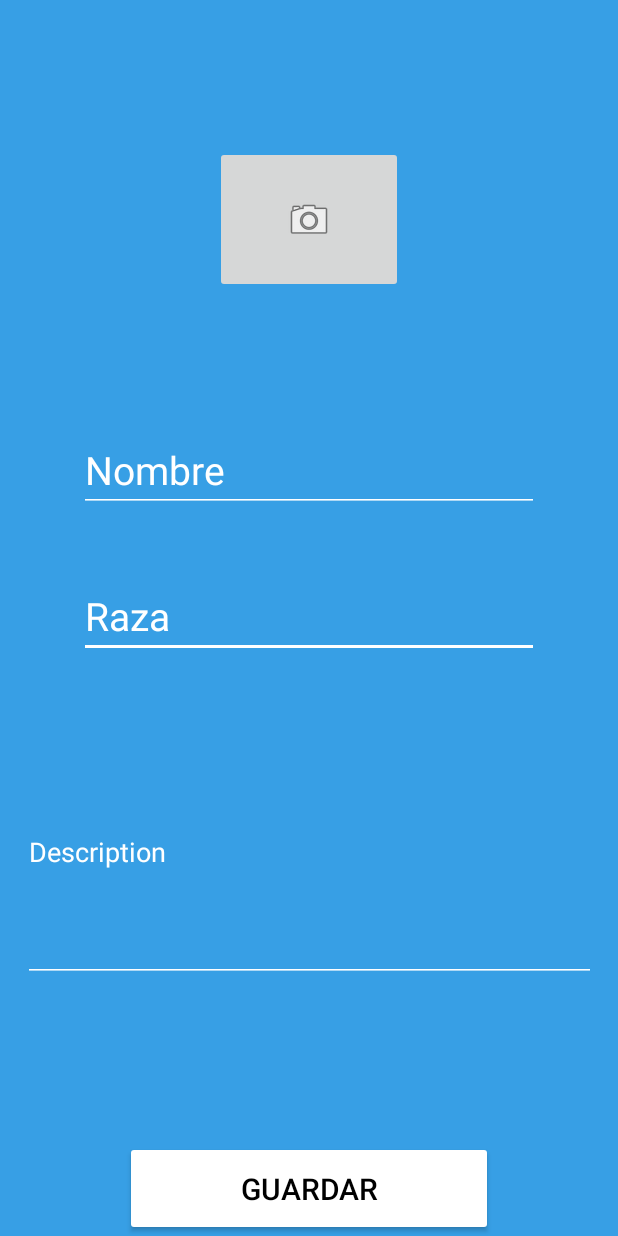
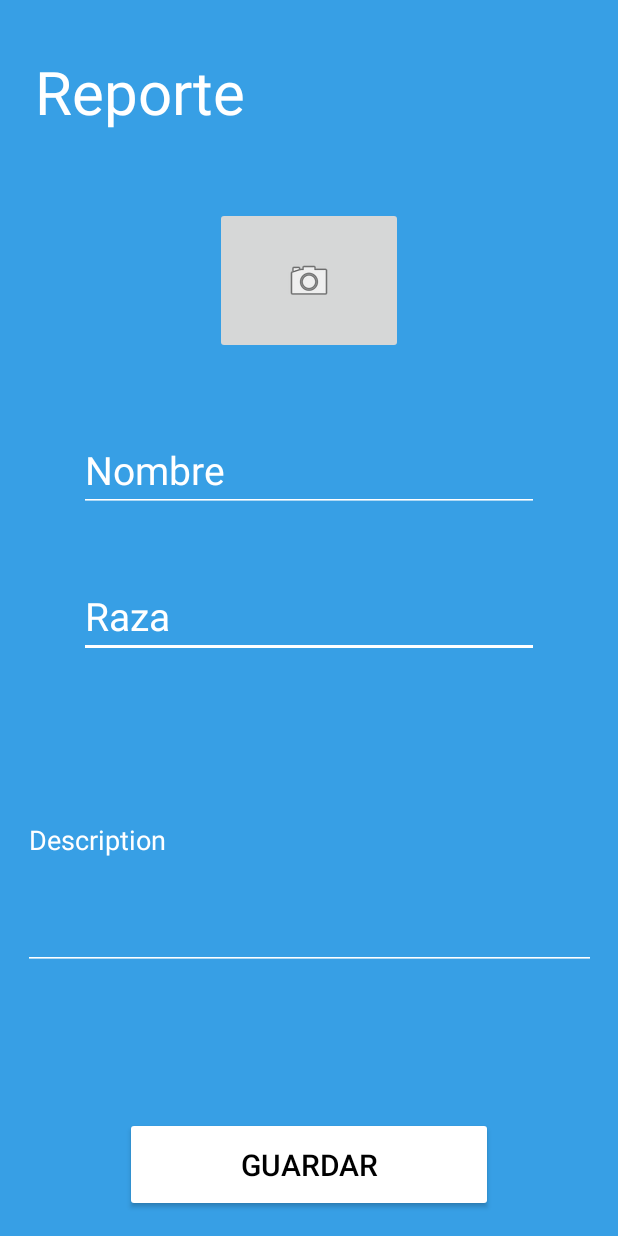
Before and after one commit to BernardGU/Omega, an Android app: the layout activity_second__report.xml on its own in the app's theme, with its tools: preview values and no code run, on a phone screen of 412 x 824 dp. Run offline under Robolectric (Android 15) with nearby library versions, the phone set to English and light mode, and no system bars.

Commit message:
fallas finales

```diff
--- a/app/src/main/res/layout/activity_main.xml
+++ b/app/src/main/res/layout/activity_main.xml
@@ -58,7 +58,7 @@
         app:layout_constraintHorizontal_bias="0.488"
         app:layout_constraintStart_toStartOf="parent"
         app:layout_constraintTop_toBottomOf="@+id/textView"
-        app:layout_constraintVertical_bias="0.225"
+        app:layout_constraintVertical_bias="0.51"
         app:srcCompat="@drawable/omegalogo" />
 
 </androidx.constraintlayout.widget.ConstraintLayout>
--- a/app/src/main/res/layout/activity_second__report.xml
+++ b/app/src/main/res/layout/activity_second__report.xml
@@ -8,6 +8,20 @@
     tools:context=".SecondActivity_Report">
 
 
+    <TextView
+        android:id="@+id/textView"
+        android:layout_width="wrap_content"
+        android:layout_height="wrap_content"
+        android:text="Reporte"
+        android:textColor="#FFFFFF"
+        android:textSize="40sp"
+        app:layout_constraintBottom_toBottomOf="parent"
+        app:layout_constraintHorizontal_bias="0.086"
+        app:layout_constraintLeft_toLeftOf="parent"
+        app:layout_constraintRight_toRightOf="parent"
+        app:layout_constraintTop_toTopOf="parent"
+        app:layout_constraintVertical_bias="0.044" />
+
     <EditText
         android:id="@+id/txt_raza"
         android:layout_width="wrap_content"
@@ -16,6 +30,7 @@
         android:ems="10"
         android:inputType="textPersonName"
         android:text="Raza"
+        android:hint="Raza"
         android:textColor="#FFFFFF"
         android:textSize="26sp"
         app:layout_constraintBottom_toBottomOf="parent"
@@ -28,6 +43,7 @@
         android:id="@+id/LB_submit"
         android:layout_width="245dp"
         android:layout_height="63dp"
+        android:layout_marginBottom="16dp"
         android:backgroundTint="#FFFFFF"
         android:text="Guardar"
         android:textColor="#000000"
@@ -46,7 +62,7 @@
         app:layout_constraintEnd_toEndOf="parent"
         app:layout_constraintStart_toStartOf="parent"
         app:layout_constraintTop_toTopOf="parent"
-        app:layout_constraintVertical_bias="0.519"
+        app:layout_constraintVertical_bias="0.736"
         app:srcCompat="@android:drawable/ic_menu_camera" />
 
     <EditText
@@ -57,6 +73,7 @@
         android:ems="10"
         android:inputType="textPersonName"
         android:text="Nombre"
+        android:hint="Nombre"
         android:textColor="#FFFFFF"
         android:textSize="26sp"
         app:layout_constraintBottom_toTopOf="@+id/txt_raza"
@@ -75,8 +92,8 @@
         android:backgroundTint="#FFFFFF"
         android:textColor="#FFFFFF"
         android:inputType="textCapSentences|textNoSuggestions|textMultiLine"
-        android:maxLines="6"
-        android:minLines="3"
+        android:maxLines="3"
+        android:minLines="2"
         app:layout_constraintBottom_toTopOf="@+id/LB_submit"
         app:layout_constraintEnd_toEndOf="parent"
         app:layout_constraintStart_toStartOf="parent"
--- a/app/src/main/res/layout/activity_third__feed.xml
+++ b/app/src/main/res/layout/activity_third__feed.xml
@@ -7,6 +7,4 @@
     android:background="#379FE5"
     tools:context=".ThirdActivity_Feed">
 
-
-
 </androidx.constraintlayout.widget.ConstraintLayout>
```
Also changed, not shown: app/src/main/AndroidManifest.xml (+14 -0 lines).
